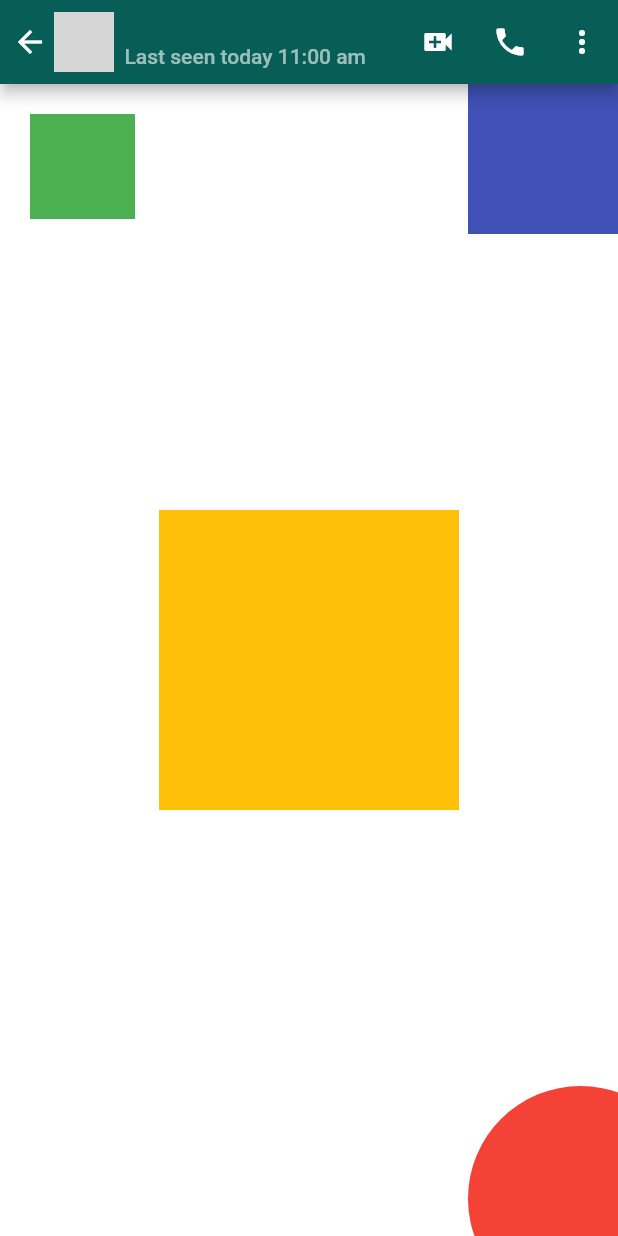
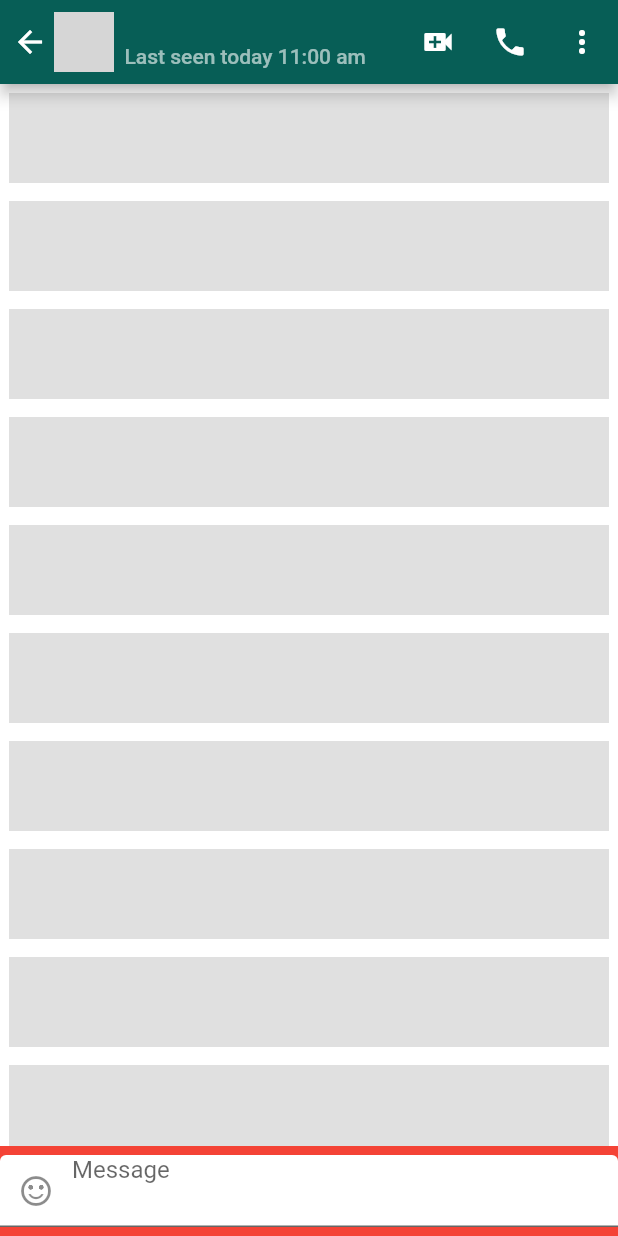
Before and after one commit to eeBarrionuevo/codigo6_whatsapp, a Flutter app: the ChatDetailPage screen opened directly with empty values, on a phone screen of 412 x 824 dp. Run offline on Flutter 3.47's test engine with Material 2 defaults, Android fonts, the phone set to English and light mode, and no system bars; network calls fail; Roboto replaces fonts that are missing (Manrope); grey boxes are pictures that could not be loaded.

Commit message:
TextField

```diff
--- a/lib/pages/chat_detail_page.dart
+++ b/lib/pages/chat_detail_page.dart
@@ -72,41 +72,48 @@ class ChatDetailPage extends StatelessWidget {
         ],
       ),
       body: Stack(
-        alignment: Alignment.center,
         clipBehavior: Clip.none,
         children: [
-          Container(
-            height: 200,
-            width: 200,
-            color: Colors.amber,
-          ),
-          Positioned(
-            bottom: -50,
-            right: -50,
-            child: Container(
-              height: 150,
-              width: 150,
-              decoration: BoxDecoration(
-                color: Colors.red,
-                shape: BoxShape.circle,
-              ),
-            ),
-          ),
-          Positioned(
-            top: 20,
-            left: 20,
-            child: Container(
-              height: 70,
-              width: 70,
-              color: Colors.green,
-            ),
+          ListView.builder(
+            itemCount: 30,
+            itemBuilder: (BuildContext context, int index) {
+              return Container(
+                height: 60,
+                margin: const EdgeInsets.all(6.0),
+                color: Colors.black12,
+              );
+            },
           ),
           Align(
-            alignment: Alignment.topRight,
+            alignment: Alignment.bottomCenter,
             child: Container(
-              width: 100,
-              height: 100,
-              color: Colors.indigo,
+              height: 60,
+              width: double.infinity,
+              color: Colors.red,
+              child: Row(
+                children: [
+                  Expanded(
+                    child: TextField(
+                      decoration: InputDecoration(
+                        filled: true,
+                        fillColor: Colors.white,
+                        hintText: "Message",
+                        prefixIcon: Icon(
+                          Icons.sentiment_satisfied_alt,
+                        ),
+                        contentPadding: EdgeInsets.symmetric(
+                          horizontal: 0,
+                        ),
+                        focusedBorder: OutlineInputBorder(
+                          borderRadius: BorderRadius.circular(30.0),
+                          borderSide: BorderSide.none,
+                        ),
+                      ),
+                    ),
+                  ),
+                  Container(),
+                ],
+              ),
             ),
           ),
         ],
```
